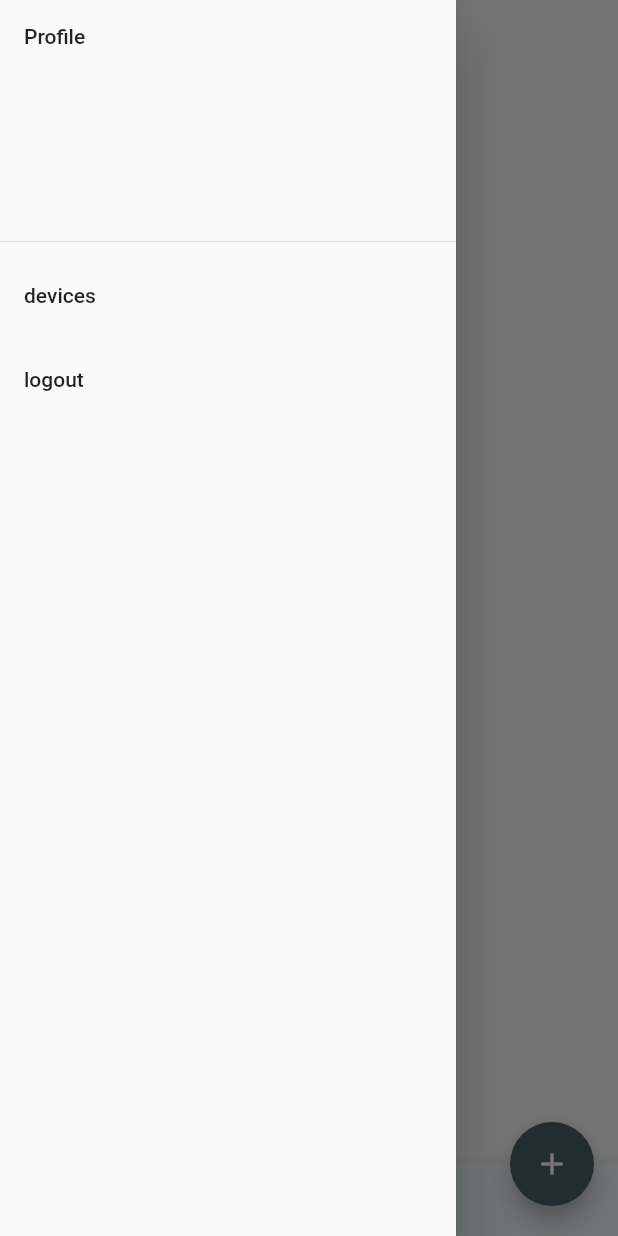
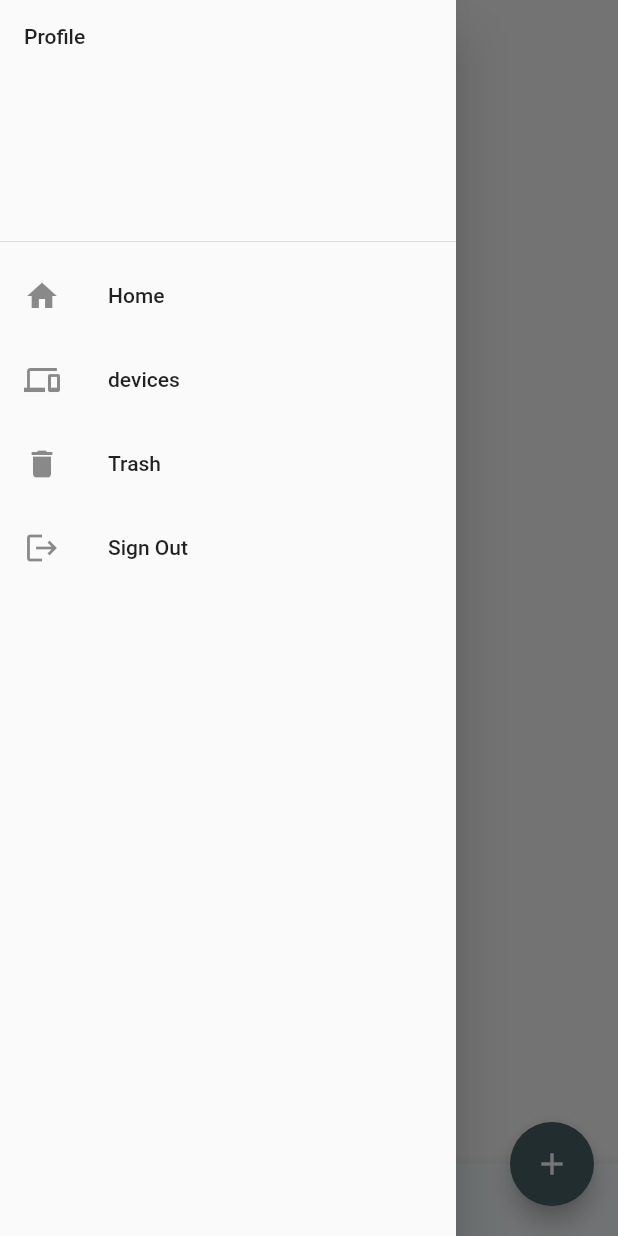
Before and after one commit to nay-kang/snote-client, a Flutter app: the screen it shows once a user with an empty profile is signed in, with the side drawer open, on a phone screen of 412 x 824 dp. Run offline on Flutter 3.47's test engine with Material 2 defaults, Android fonts, the phone set to English and light mode, and no system bars; our stand-ins replace device_info_plus, easy_debounce, file_picker, firebase_auth, firebase_core, flutter_image_compress and 7 more; missing offline and left inert: firebase_ui_auth, flutter_quill, libsimple_flutter, webcrypto; accounts and stored records are empty; generated files the repository leaves out were written again.

Commit message:
add trash note support

```diff
--- a/lib/main.dart
+++ b/lib/main.dart
@@ -103,6 +103,19 @@ class SNoteMain extends StatelessWidget {
     });
     appState.checkAesKey();
 
+    return ChangeNotifierProvider<SNoteAppState>.value(
+      value: appState,
+      child: const SNoteHome(),
+    );
+  }
+}
+
+class SNoteHome extends StatelessWidget {
+  const SNoteHome({super.key});
+
+  @override
+  Widget build(BuildContext context) {
+    var appState = context.watch<SNoteAppState>();
     return MaterialApp(
       theme: ThemeData(
           useMaterial3: false,
@@ -123,28 +136,85 @@ class SNoteMain extends StatelessWidget {
           ),
           floatingActionButtonLocation: FloatingActionButtonLocation.endDocked,
           bottomNavigationBar: const _BottomAppBar(),
-          drawer: Drawer(
+          drawer: const MainDrawer(),
+        ),
+      ),
+    );
+  }
+}
+
+class SNoteTrash extends StatelessWidget {
+  const SNoteTrash({super.key});
+
+  @override
+  Widget build(BuildContext context) {
+    return MaterialApp(
+      theme: ThemeData(
+          useMaterial3: false,
+          colorScheme: ColorScheme.fromSeed(seedColor: Colors.white)),
+      home: Builder(
+        builder: (context) => const Scaffold(
+          body: NoteCards(
+            listType: ListType.trash,
+          ),
+          bottomNavigationBar: _BottomAppBar(),
+          drawer: MainDrawer(),
+        ),
+      ),
+    );
+  }
+}
+
+class MainDrawer extends StatelessWidget {
+  const MainDrawer({super.key});
+
+  @override
+  Widget build(BuildContext context) {
+    var appState = context.watch<SNoteAppState>();
+    return Drawer(
         child: ListView(
       children: [
         const DrawerHeader(child: Text('Profile')),
         ListTile(
+          leading: const Icon(Icons.home),
+          title: const Text('Home'),
+          onTap: () {
+            Navigator.of(context).pushReplacement(MaterialPageRoute(
+                builder: (context) =>
+                    ChangeNotifierProvider<SNoteAppState>.value(
+                      value: appState,
+                      child: const SNoteHome(),
+                    )));
+          },
+        ),
+        ListTile(
+          leading: const Icon(Icons.devices),
           title: const Text('devices'),
           onTap: () {
-                  Navigator.pop(context);
             logger.d('devices button tapped');
           },
         ),
         ListTile(
-                title: const Text('logout'),
+          leading: const Icon(Icons.delete),
+          title: const Text('Trash'),
+          onTap: () {
+            Navigator.of(context).pushReplacement(MaterialPageRoute(
+                builder: (context) =>
+                    ChangeNotifierProvider<SNoteAppState>.value(
+                      value: appState,
+                      child: const SNoteTrash(),
+                    )));
+          },
+        ),
+        ListTile(
+          leading: const Icon(Icons.logout),
+          title: const Text('Sign Out'),
           onTap: () {
             FirebaseAuth.instance.signOut();
           },
         )
       ],
-          )),
-        ),
-      ),
-    );
+    ));
   }
 }
 
@@ -258,9 +328,13 @@ class NoteThumb extends StatelessWidget {
   }
 }
 
+enum ListType { normal, trash }
+
 class NoteCards extends StatelessWidget {
   final List<NoteModel>? searchResult;
-  const NoteCards({super.key, this.searchResult});
+  final ListType listType;
+  const NoteCards(
+      {super.key, this.searchResult, this.listType = ListType.normal});
 
   @override
   Widget build(BuildContext context) {
@@ -268,8 +342,10 @@ class NoteCards extends StatelessWidget {
     List<NoteModel> noteList;
     if (searchResult != null) {
       noteList = searchResult!;
+    } else if (listType == ListType.trash) {
+      noteList = appState.trashNotes;
     } else {
-      noteList = appState.noteList;
+      noteList = appState.normalNotes;
     }
     return RefreshIndicator(
         onRefresh: () async {
```
Also changed, not shown: lib/service.dart (+81 -27 lines), 2 other files. Lines whose indentation alone changed are shown as unchanged.
